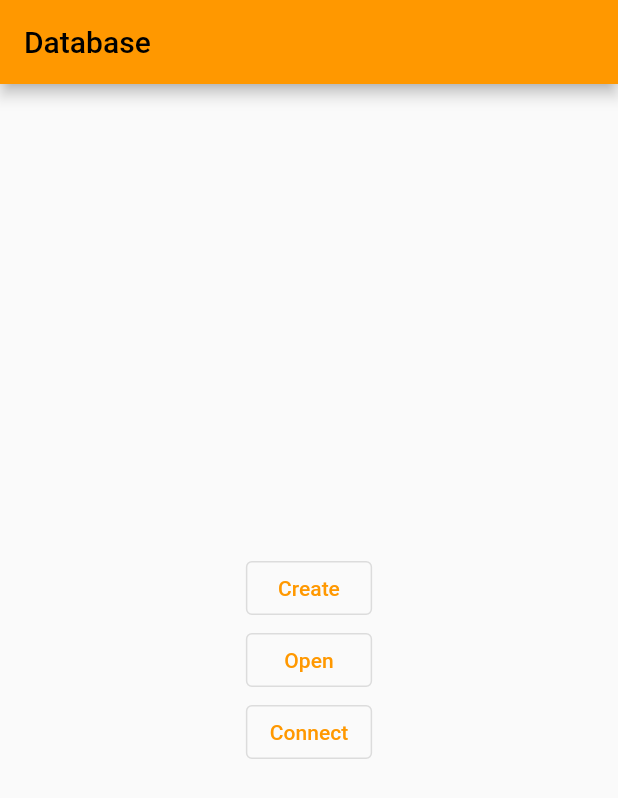
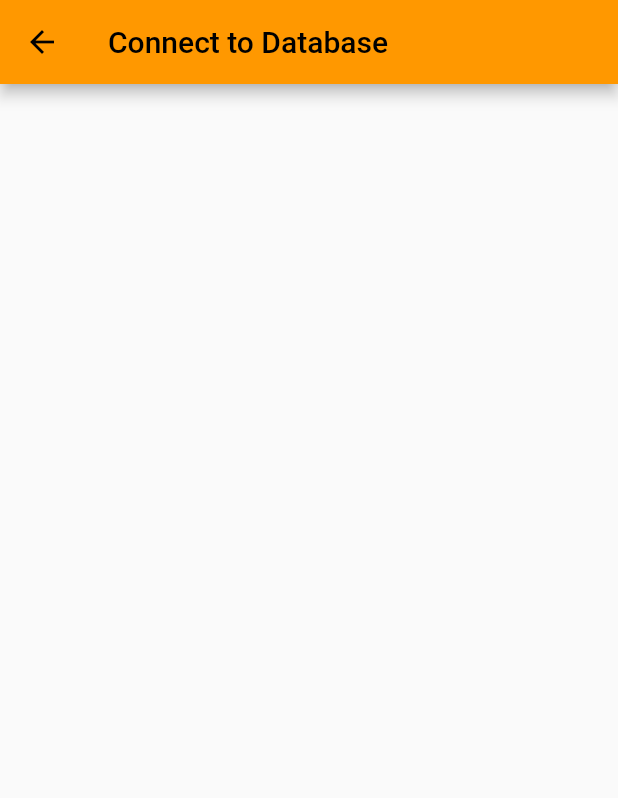
Before and after one commit to krre/memo-mobile, a Flutter app: the screen it shows after launch, after a tap on "Connect", on a phone screen of 412 x 824 dp. Shown: the top 798 px of the screen. Run offline on Flutter 3.47's test engine with Material 2 defaults, Android fonts, the phone set to English and light mode, and no system bars; generated files the repository leaves out were written again.

Commit message:
Add screen to connect to database

```diff
--- a/lib/l10n/app_en.arb
+++ b/lib/l10n/app_en.arb
@@ -3,5 +3,6 @@
     "create": "Create",
     "open": "Open",
     "connect": "Connect",
-    "createDatabase": "Create Database"
+    "createDatabase": "Create Database",
+    "connectDatabase": "Connect to Database"
 }
--- a/lib/l10n/app_ru.arb
+++ b/lib/l10n/app_ru.arb
@@ -3,5 +3,6 @@
     "create": "Создать",
     "open": "Открыть",
     "connect": "Подключиться",
-    "createDatabase": "Создать базу данных"
+    "createDatabase": "Создать базу данных",
+    "connectDatabase": "Подключиться к базе данных"
 }
--- /dev/null
+++ b/lib/screens/connect_database_screen.dart
@@ -0,0 +1,20 @@
+import 'package:flutter/material.dart';
+import 'package:flutter_gen/gen_l10n/app_localizations.dart';
+
+class ConnectDatabaseScreen extends StatefulWidget {
+  const ConnectDatabaseScreen({super.key});
+
+  @override
+  State<StatefulWidget> createState() => _ConnectDatabaseScreenState();
+}
+
+class _ConnectDatabaseScreenState extends State<ConnectDatabaseScreen> {
+  @override
+  Widget build(BuildContext context) {
+    return Scaffold(
+      appBar:
+          AppBar(title: Text(AppLocalizations.of(context)!.connectDatabase)),
+      body: const Center(),
+    );
+  }
+}
--- a/lib/screens/start_screen.dart
+++ b/lib/screens/start_screen.dart
@@ -1,6 +1,7 @@
 import 'package:flutter/material.dart';
 import 'package:flutter_gen/gen_l10n/app_localizations.dart';
 import 'create_database_screen.dart';
+import 'connect_database_screen.dart';
 
 class StartScreen extends StatelessWidget {
   const StartScreen({super.key});
@@ -33,7 +34,9 @@ class StartScreen extends StatelessWidget {
               ),
               OutlinedButton(
                 onPressed: () {
-                  debugPrint("open to database");
+                  Navigator.of(context).push(MaterialPageRoute(
+                    builder: (context) => const ConnectDatabaseScreen(),
+                  ));
                 },
                 child: Text(AppLocalizations.of(context)!.connect),
               ),
```
